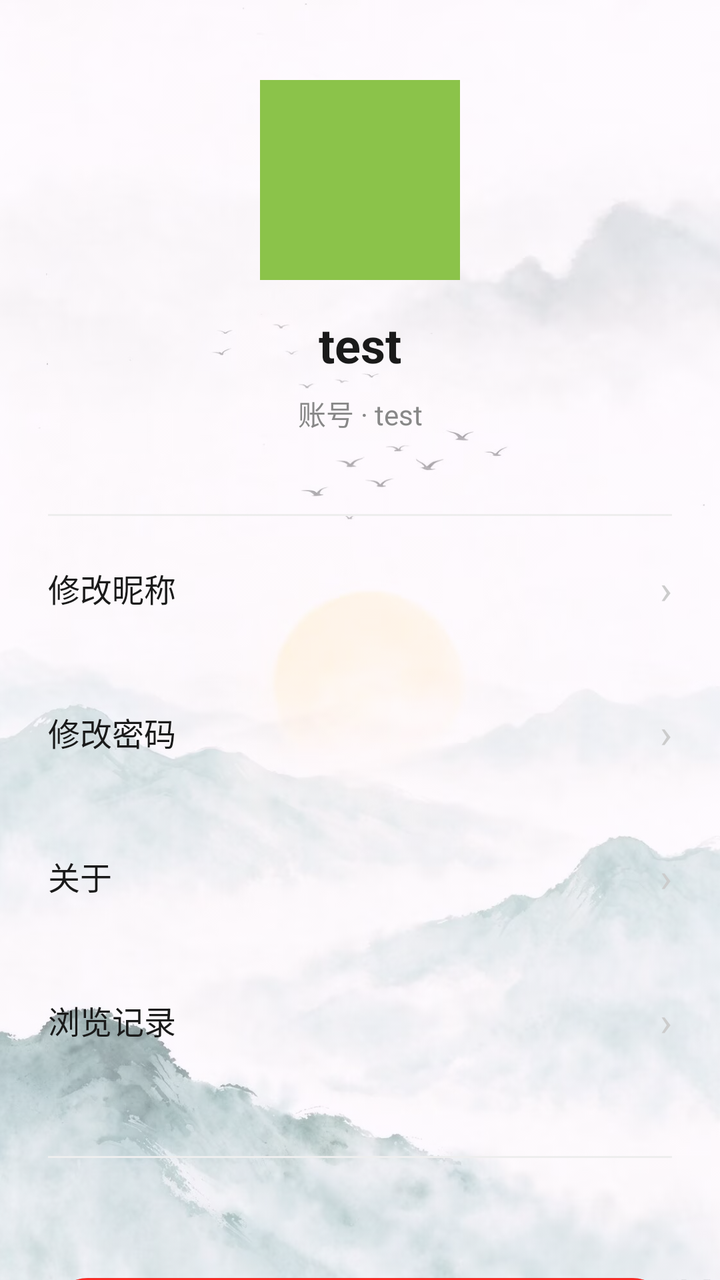
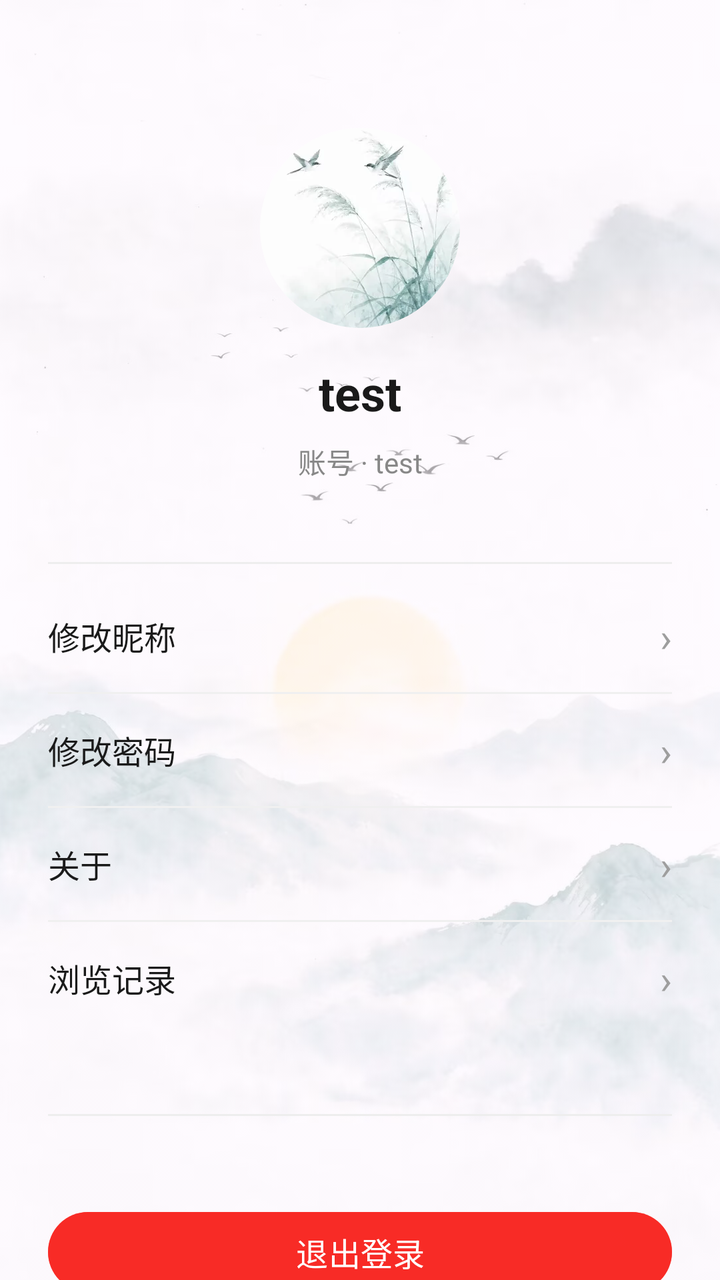

Screens rendered from an Android XML layout before and after an edit, with the pre-edit source and the edit as a unified diff.
<!-- AndroidManifest.xml: application theme Theme.PoemApp -->
<!-- res/layout/fragment_profile.xml -->
<?xml version="1.0" encoding="utf-8"?>
<androidx.constraintlayout.widget.ConstraintLayout
    xmlns:android="http://schemas.android.com/apk/res/android"
    xmlns:app="http://schemas.android.com/apk/res-auto"
    android:layout_width="match_parent"
    android:layout_height="match_parent">

    <ImageView
        android:id="@+id/ivPageBg"
        android:layout_width="0dp"
        android:layout_height="0dp"
        android:scaleType="centerCrop"
        android:alpha="0.5"
        android:src="@drawable/login_picture3"
        android:contentDescription="@null"
        app:layout_constraintTop_toTopOf="parent"
        app:layout_constraintBottom_toBottomOf="parent"
        app:layout_constraintStart_toStartOf="parent"
        app:layout_constraintEnd_toEndOf="parent" />

    
    <View
        android:id="@+id/ivAvatar"
        android:layout_width="100dp"
        android:layout_height="100dp"
        android:layout_marginTop="40dp"
        android:background="#8BC34A"
        app:layout_constraintTop_toTopOf="parent"
        app:layout_constraintStart_toStartOf="parent"
        app:layout_constraintEnd_toEndOf="parent" />

    
    <TextView
        android:id="@+id/tvUsername"
        android:layout_width="0dp"
        android:layout_height="wrap_content"
        android:layout_marginTop="16dp"
        android:text="test"
        android:textColor="#1A1A1A"
        android:textSize="24sp"
        android:textStyle="bold"
        app:layout_constraintTop_toBottomOf="@id/ivAvatar"
        app:layout_constraintStart_toStartOf="parent"
        app:layout_constraintEnd_toEndOf="parent"
        android:gravity="center"/>

    
    <TextView
        android:id="@+id/tvAccount"
        android:layout_width="0dp"
        android:layout_height="wrap_content"
        android:layout_marginTop="8dp"
        android:text="账号 · test"
        android:textColor="#888888"
        android:textSize="14sp"
        app:layout_constraintTop_toBottomOf="@id/tvUsername"
        app:layout_constraintStart_toStartOf="parent"
        app:layout_constraintEnd_toEndOf="parent"
        android:gravity="center"/>

    

    <View
        android:id="@+id/divider1"
        android:layout_width="0dp"
        android:layout_height="1dp"
        android:layout_marginStart="24dp"
        android:layout_marginEnd="24dp"
        android:layout_marginTop="40dp"
        android:background="#EEEEEE"
        app:layout_constraintTop_toBottomOf="@id/tvAccount"
        app:layout_constraintStart_toStartOf="parent"
        app:layout_constraintEnd_toEndOf="parent" />

    <TextView
        android:id="@+id/tvChangeNickname"
        android:layout_width="0dp"
        android:layout_height="56dp"
        android:layout_marginStart="24dp"
        android:layout_marginEnd="24dp"
        android:layout_marginTop="8dp"
        android:gravity="center_vertical"
        android:text="修改昵称"
        android:textColor="#1A1A1A"
        android:textSize="16sp"
        app:layout_constraintStart_toStartOf="parent"
        app:layout_constraintEnd_toEndOf="parent"
        app:layout_constraintTop_toBottomOf="@id/divider1" />

    <TextView
        android:layout_width="wrap_content"
        android:layout_height="wrap_content"
        android:text="›"
        android:textSize="20sp"
        android:textColor="#CCCCCC"
        app:layout_constraintEnd_toEndOf="@id/tvChangeNickname"
        app:layout_constraintTop_toTopOf="@id/tvChangeNickname"
        app:layout_constraintBottom_toBottomOf="@id/tvChangeNickname" />

    

    <TextView
        android:layout_width="0dp"
        android:layout_height="56dp"
        android:id="@+id/tvChangePassword"
        android:text="修改密码"
        android:textSize="16sp"
        android:textColor="#1A1A1A"
        app:layout_constraintTop_toBottomOf="@id/tvChangeNickname"
        android:layout_marginTop="16dp"
        app:layout_constraintStart_toStartOf="parent"
        app:layout_constraintEnd_toEndOf="parent"
        android:layout_marginStart="24dp"
        android:layout_marginEnd="24dp"
        android:gravity="center_vertical"/>

    <TextView
        android:layout_width="wrap_content"
        android:layout_height="wrap_content"
        android:text="›"
        android:textSize="20sp"
        android:textColor="#CCCCCC"
        app:layout_constraintEnd_toEndOf="@id/tvChangePassword"
        app:layout_constraintTop_toTopOf="@id/tvChangePassword"
        app:layout_constraintBottom_toBottomOf="@id/tvChangePassword" />

    <TextView
        android:layout_width="0dp"
        android:layout_height="56dp"
        android:id="@+id/tvAbout"
        android:text="关于"
        android:textSize="16sp"
        android:textColor="#1A1A1A"
        app:layout_constraintTop_toBottomOf="@id/tvChangePassword"
        android:layout_marginTop="16dp"
        app:layout_constraintStart_toStartOf="parent"
        app:layout_constraintEnd_toEndOf="parent"
        android:layout_marginStart="24dp"
        android:layout_marginEnd="24dp"
        android:gravity="center_vertical"/>

    <TextView
        android:layout_width="wrap_content"
        android:layout_height="wrap_content"
        android:text="›"
        android:textSize="20sp"
        android:textColor="#CCCCCC"
        app:layout_constraintEnd_toEndOf="@id/tvAbout"
        app:layout_constraintTop_toTopOf="@id/tvAbout"
        app:layout_constraintBottom_toBottomOf="@id/tvAbout" />

    <TextView
        android:layout_width="0dp"
        android:layout_height="56dp"
        android:id="@+id/tvHistory"
        android:text="浏览记录"
        android:textSize="16sp"
        android:textColor="#1A1A1A"
        app:layout_constraintTop_toBottomOf="@id/tvAbout"
        android:layout_marginTop="16dp"
        app:layout_constraintStart_toStartOf="parent"
        app:layout_constraintEnd_toEndOf="parent"
        android:layout_marginStart="24dp"
        android:layout_marginEnd="24dp"
        android:gravity="center_vertical"/>

    <TextView
        android:layout_width="wrap_content"
        android:layout_height="wrap_content"
        android:text="›"
        android:textSize="20sp"
        android:textColor="#CCCCCC"
        app:layout_constraintEnd_toEndOf="@id/tvHistory"
        app:layout_constraintTop_toTopOf="@id/tvHistory"
        app:layout_constraintBottom_toBottomOf="@id/tvHistory" />

    

    <View
        android:id="@+id/divider2"
        android:layout_width="0dp"
        android:layout_height="1dp"
        android:layout_marginStart="24dp"
        android:layout_marginEnd="24dp"
        android:layout_marginTop="40dp"
        android:background="#EEEEEE"
        app:layout_constraintTop_toBottomOf="@id/tvHistory"
        app:layout_constraintStart_toStartOf="parent"
        app:layout_constraintEnd_toEndOf="parent" />

    
    <Button
        android:layout_width="0dp"
        android:layout_height="wrap_content"
        android:id="@+id/btnLogOut"
        android:text="退出登录"
        android:textSize="16sp"
        android:backgroundTint="#BFF81E18"
        android:textColor="#FFFFFF"
        app:layout_constraintStart_toStartOf="parent"
        app:layout_constraintEnd_toEndOf="parent"
        android:layout_marginStart="24dp"
        android:layout_marginEnd="24dp"
        app:layout_constraintTop_toBottomOf="@id/divider2"
        android:layout_marginTop="56dp"/>

    <TextView
        android:id="@+id/tvVersion"
        android:layout_width="wrap_content"
        android:layout_height="wrap_content"
        android:text="PoemApp v1.0"
        android:textSize="12sp"
        android:textColor="#CCCCCC"
        app:layout_constraintStart_toStartOf="parent"
        app:layout_constraintEnd_toEndOf="parent"
        app:layout_constraintTop_toBottomOf="@id/btnLogOut"
        android:layout_marginTop="24dp" />

</androidx.constraintlayout.widget.ConstraintLayout>
<!-- resources referenced by this layout -->
<resources>
  <!-- drawable login_picture3: jpg bitmap (drawable, 123324 bytes) -->
  <style name="Theme.PoemApp" parent="Base.Theme.PoemApp" />
  <style name="Base.Theme.PoemApp" parent="Theme.Material3.DayNight.NoActionBar">
          
          
      </style>
</resources>

<!-- the commit's change to res/layout/fragment_profile.xml (unified diff, before → after) -->
@@ -11,7 +11,7 @@
         android:layout_height="0dp"
         android:scaleType="centerCrop"
         android:alpha="0.5"
-        android:src="@drawable/login_picture3"
+        android:src="@drawable/bgpic4"
         android:contentDescription="@null"
         app:layout_constraintTop_toTopOf="parent"
         app:layout_constraintBottom_toBottomOf="parent"
@@ -19,15 +19,26 @@
         app:layout_constraintEnd_toEndOf="parent" />
 
     
-    <View
-        android:id="@+id/ivAvatar"
+    <androidx.cardview.widget.CardView
+        android:id="@+id/cardAvatar"
         android:layout_width="100dp"
         android:layout_height="100dp"
-        android:layout_marginTop="40dp"
-        android:background="#8BC34A"
+        android:layout_marginTop="64dp"
+        app:cardCornerRadius="50dp"
+        app:cardElevation="0dp"
         app:layout_constraintTop_toTopOf="parent"
         app:layout_constraintStart_toStartOf="parent"
-        app:layout_constraintEnd_toEndOf="parent" />
+        app:layout_constraintEnd_toEndOf="parent">
+
+        <ImageView
+            android:id="@+id/ivAvatar"
+            android:layout_width="match_parent"
+            android:layout_height="match_parent"
+            android:scaleType="centerCrop"
+            android:src="@drawable/avatar_1"
+            android:contentDescription="头像" />
+
+    </androidx.cardview.widget.CardView>
 
     
     <TextView
@@ -39,7 +50,7 @@
         android:textColor="#1A1A1A"
         android:textSize="24sp"
         android:textStyle="bold"
-        app:layout_constraintTop_toBottomOf="@id/ivAvatar"
+        app:layout_constraintTop_toBottomOf="@id/cardAvatar"
         app:layout_constraintStart_toStartOf="parent"
         app:layout_constraintEnd_toEndOf="parent"
         android:gravity="center"/>
@@ -92,13 +103,24 @@
         android:layout_height="wrap_content"
         android:text="›"
         android:textSize="20sp"
-        android:textColor="#CCCCCC"
+        android:textColor="#9E9E9E"
         app:layout_constraintEnd_toEndOf="@id/tvChangeNickname"
         app:layout_constraintTop_toTopOf="@id/tvChangeNickname"
         app:layout_constraintBottom_toBottomOf="@id/tvChangeNickname" />
 
     
 
+    <View
+        android:id="@+id/divA"
+        android:layout_width="0dp"
+        android:layout_height="1dp"
+        android:layout_marginStart="24dp"
+        android:layout_marginEnd="24dp"
+        android:background="#F0F0F0"
+        app:layout_constraintTop_toBottomOf="@id/tvChangeNickname"
+        app:layout_constraintStart_toStartOf="parent"
+        app:layout_constraintEnd_toEndOf="parent" />
+
     <TextView
         android:layout_width="0dp"
         android:layout_height="56dp"
@@ -106,8 +128,8 @@
         android:text="修改密码"
         android:textSize="16sp"
         android:textColor="#1A1A1A"
-        app:layout_constraintTop_toBottomOf="@id/tvChangeNickname"
-        android:layout_marginTop="16dp"
+        app:layout_constraintTop_toBottomOf="@id/divA"
+        android:layout_marginTop="0dp"
         app:layout_constraintStart_toStartOf="parent"
         app:layout_constraintEnd_toEndOf="parent"
         android:layout_marginStart="24dp"
@@ -119,11 +141,22 @@
         android:layout_height="wrap_content"
         android:text="›"
         android:textSize="20sp"
-        android:textColor="#CCCCCC"
+        android:textColor="#9E9E9E"
         app:layout_constraintEnd_toEndOf="@id/tvChangePassword"
         app:layout_constraintTop_toTopOf="@id/tvChangePassword"
         app:layout_constraintBottom_toBottomOf="@id/tvChangePassword" />
 
+    <View
+        android:id="@+id/divB"
+        android:layout_width="0dp"
+        android:layout_height="1dp"
+        android:layout_marginStart="24dp"
+        android:layout_marginEnd="24dp"
+        android:background="#F0F0F0"
+        app:layout_constraintTop_toBottomOf="@id/tvChangePassword"
+        app:layout_constraintStart_toStartOf="parent"
+        app:layout_constraintEnd_toEndOf="parent" />
+
     <TextView
         android:layout_width="0dp"
         android:layout_height="56dp"
@@ -131,8 +164,8 @@
         android:text="关于"
         android:textSize="16sp"
         android:textColor="#1A1A1A"
-        app:layout_constraintTop_toBottomOf="@id/tvChangePassword"
-        android:layout_marginTop="16dp"
+        app:layout_constraintTop_toBottomOf="@id/divB"
+        android:layout_marginTop="0dp"
         app:layout_constraintStart_toStartOf="parent"
         app:layout_constraintEnd_toEndOf="parent"
         android:layout_marginStart="24dp"
@@ -144,11 +177,22 @@
         android:layout_height="wrap_content"
         android:text="›"
         android:textSize="20sp"
-        android:textColor="#CCCCCC"
+        android:textColor="#9E9E9E"
         app:layout_constraintEnd_toEndOf="@id/tvAbout"
         app:layout_constraintTop_toTopOf="@id/tvAbout"
         app:layout_constraintBottom_toBottomOf="@id/tvAbout" />
 
+    <View
+        android:id="@+id/divC"
+        android:layout_width="0dp"
+        android:layout_height="1dp"
+        android:layout_marginStart="24dp"
+        android:layout_marginEnd="24dp"
+        android:background="#F0F0F0"
+        app:layout_constraintTop_toBottomOf="@id/tvAbout"
+        app:layout_constraintStart_toStartOf="parent"
+        app:layout_constraintEnd_toEndOf="parent" />
+
     <TextView
         android:layout_width="0dp"
         android:layout_height="56dp"
@@ -156,8 +200,8 @@
         android:text="浏览记录"
         android:textSize="16sp"
         android:textColor="#1A1A1A"
-        app:layout_constraintTop_toBottomOf="@id/tvAbout"
-        android:layout_marginTop="16dp"
+        app:layout_constraintTop_toBottomOf="@id/divC"
+        android:layout_marginTop="0dp"
         app:layout_constraintStart_toStartOf="parent"
         app:layout_constraintEnd_toEndOf="parent"
         android:layout_marginStart="24dp"
@@ -169,7 +213,7 @@
         android:layout_height="wrap_content"
         android:text="›"
         android:textSize="20sp"
-        android:textColor="#CCCCCC"
+        android:textColor="#9E9E9E"
         app:layout_constraintEnd_toEndOf="@id/tvHistory"
         app:layout_constraintTop_toTopOf="@id/tvHistory"
         app:layout_constraintBottom_toBottomOf="@id/tvHistory" />
@@ -202,7 +246,7 @@
         android:layout_marginStart="24dp"
         android:layout_marginEnd="24dp"
         app:layout_constraintTop_toBottomOf="@id/divider2"
-        android:layout_marginTop="56dp"/>
+        android:layout_marginTop="44dp"/>
 
     <TextView
         android:id="@+id/tvVersion"
@@ -210,7 +254,7 @@
         android:layout_height="wrap_content"
         android:text="PoemApp v1.0"
         android:textSize="12sp"
-        android:textColor="#CCCCCC"
+        android:textColor="#A8A8A8"
         app:layout_constraintStart_toStartOf="parent"
         app:layout_constraintEnd_toEndOf="parent"
         app:layout_constraintTop_toBottomOf="@id/btnLogOut"
<!-- resource entries referenced after the edit -->
@@ -1,6 +1,7 @@
 <!-- resources referenced by this layout -->
 <resources>
-  <!-- drawable login_picture3: jpg bitmap (drawable, 123324 bytes) -->
+  <!-- drawable avatar_1: webp bitmap (drawable-nodpi, 6636 bytes) -->
+  <!-- drawable bgpic4: jpg bitmap (drawable, 89973 bytes) -->
   <style name="Theme.PoemApp" parent="Base.Theme.PoemApp" />
   <style name="Base.Theme.PoemApp" parent="Theme.Material3.DayNight.NoActionBar">
           
